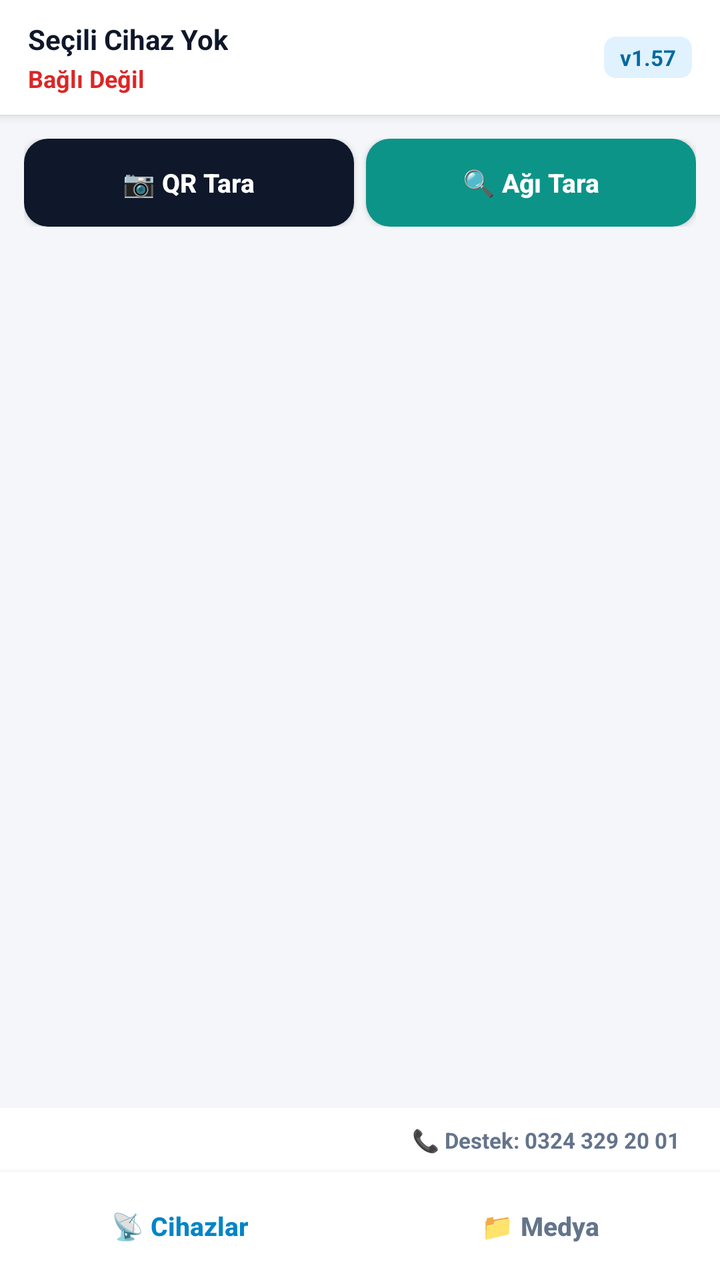
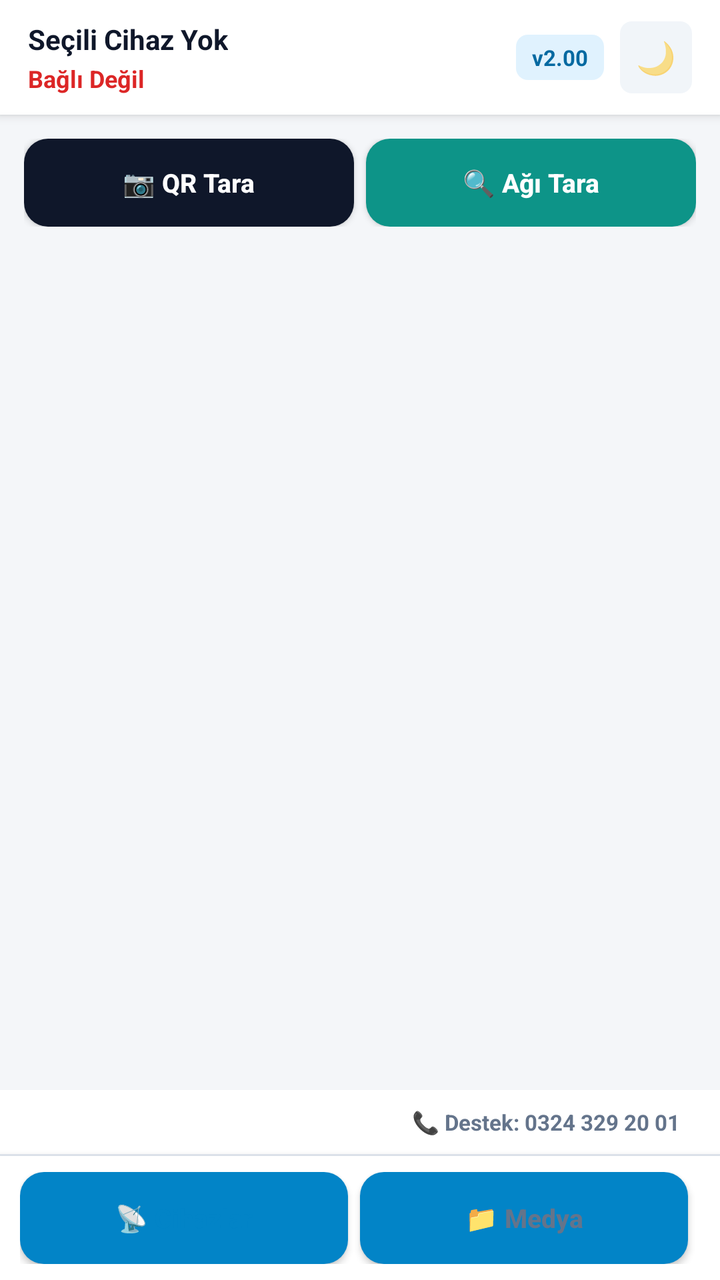

An Android layout rendered at two revisions. The XML below is the earlier revision; the diff shows what the commit changed to produce the second picture.
<!-- AndroidManifest.xml: application theme Theme.AppCompat.Light.DarkActionBar -->
<!-- res/layout/activity_main.xml -->
<?xml version="1.0" encoding="utf-8"?>
<LinearLayout xmlns:android="http://schemas.android.com/apk/res/android"
    android:layout_width="match_parent"
    android:layout_height="match_parent"
    android:background="#F4F6F9"
    android:orientation="vertical">

    
    <LinearLayout
        android:layout_width="match_parent"
        android:layout_height="wrap_content"
        android:background="#FFFFFF"
        android:elevation="3dp"
        android:gravity="center_vertical"
        android:orientation="horizontal"
        android:paddingHorizontal="14dp"
        android:paddingVertical="10dp">

        <LinearLayout
            android:layout_width="0dp"
            android:layout_height="wrap_content"
            android:layout_weight="1"
            android:orientation="vertical">

            <TextView
                android:id="@+id/txtActiveDeviceName"
                android:layout_width="wrap_content"
                android:layout_height="wrap_content"
                android:ellipsize="end"
                android:maxLines="1"
                android:text="Seçili Cihaz Yok"
                android:textColor="#0F172A"
                android:textSize="14sp"
                android:textStyle="bold" />

            <TextView
                android:id="@+id/txtConnectionStatus"
                android:layout_width="wrap_content"
                android:layout_height="wrap_content"
                android:layout_marginTop="2dp"
                android:text="Bağlı Değil"
                android:textColor="#DC2626"
                android:textSize="12sp"
                android:textStyle="bold" />
        </LinearLayout>

        <TextView
            android:id="@+id/txtRemoteVersion"
            android:layout_width="wrap_content"
            android:layout_height="wrap_content"
            android:background="@drawable/bg_badge_rounded"
            android:backgroundTint="#E0F2FE"
            android:paddingHorizontal="8dp"
            android:paddingVertical="3dp"
            android:text="v1.57"
            android:textColor="#0369A1"
            android:textSize="11sp"
            android:textStyle="bold" />
    </LinearLayout>

    
    <LinearLayout
        android:id="@+id/panelTabDevices"
        android:layout_width="match_parent"
        android:layout_height="0dp"
        android:layout_weight="1"
        android:orientation="vertical"
        android:padding="12dp">

        <LinearLayout
            android:layout_width="match_parent"
            android:layout_height="wrap_content"
            android:layout_marginBottom="8dp"
            android:orientation="horizontal">

            <Button
                android:id="@+id/btnScanQr"
                android:layout_width="0dp"
                android:layout_height="44dp"
                android:layout_marginEnd="6dp"
                android:layout_weight="1"
                android:background="@drawable/bg_pill_btn"
                android:backgroundTint="#0F172A"
                android:text="📷 QR Tara"
                android:textAllCaps="false"
                android:textColor="#FFFFFF"
                android:textSize="13sp"
                android:textStyle="bold" />

            <Button
                android:id="@+id/btnScanNetwork"
                android:layout_width="0dp"
                android:layout_height="44dp"
                android:layout_weight="1"
                android:background="@drawable/bg_pill_btn"
                android:backgroundTint="#0D9488"
                android:text="🔍 Ağı Tara"
                android:textAllCaps="false"
                android:textColor="#FFFFFF"
                android:textSize="13sp"
                android:textStyle="bold" />
        </LinearLayout>

        <androidx.recyclerview.widget.RecyclerView
            android:id="@+id/rvDevices"
            android:layout_width="match_parent"
            android:layout_height="0dp"
            android:layout_weight="1"
            android:clipToPadding="false"
            android:paddingBottom="8dp" />
    </LinearLayout>

    
    <LinearLayout
        android:id="@+id/panelTabMedia"
        android:layout_width="match_parent"
        android:layout_height="0dp"
        android:layout_weight="1"
        android:orientation="vertical"
        android:padding="12dp"
        android:visibility="gone">

        <Button
            android:id="@+id/btnToggleScreenShare"
            android:layout_width="match_parent"
            android:layout_height="42dp"
            android:layout_marginBottom="6dp"
            android:background="@drawable/bg_pill_btn"
            android:backgroundTint="#7B1FA2"
            android:text="📱 Ekranı Paylaş"
            android:textAllCaps="false"
            android:textColor="#FFFFFF"
            android:textSize="13sp"
            android:textStyle="bold" />

        <ProgressBar
            android:id="@+id/uploadProgressBar"
            style="?android:attr/progressBarStyleHorizontal"
            android:layout_width="match_parent"
            android:layout_height="8dp"
            android:layout_marginBottom="6dp"
            android:max="100"
            android:progressTint="#16A34A"
            android:visibility="gone" />

        
        <LinearLayout
            android:layout_width="match_parent"
            android:layout_height="wrap_content"
            android:orientation="horizontal"
            android:visibility="gone">

            <EditText
                android:id="@+id/edtDuration"
                android:layout_width="0dp"
                android:layout_height="wrap_content"
                android:layout_weight="1"
                android:inputType="number"
                android:text="10" />

            <EditText
                android:id="@+id/edtWaitAfter"
                android:layout_width="0dp"
                android:layout_height="wrap_content"
                android:layout_weight="1"
                android:inputType="number"
                android:text="0" />

            <Spinner
                android:id="@+id/spinnerAnim"
                android:layout_width="0dp"
                android:layout_height="wrap_content"
                android:layout_weight="1" />
        </LinearLayout>

        <Button
            android:id="@+id/btnPickMedia"
            android:layout_width="match_parent"
            android:layout_height="44dp"
            android:background="@drawable/bg_pill_btn"
            android:backgroundTint="#0284C7"
            android:text="📁 Medya"
            android:textAllCaps="false"
            android:textColor="#FFFFFF"
            android:textStyle="bold" />

        <androidx.recyclerview.widget.RecyclerView
            android:id="@+id/recyclerViewPlaylist"
            android:layout_width="match_parent"
            android:layout_height="0dp"
            android:layout_marginTop="8dp"
            android:layout_weight="1"
            android:clipToPadding="false"
            android:paddingBottom="8dp" />
    </LinearLayout>

    
    <LinearLayout
        android:layout_width="match_parent"
        android:layout_height="wrap_content"
        android:background="#FFFFFF"
        android:gravity="center_vertical"
        android:orientation="horizontal"
        android:paddingHorizontal="14dp"
        android:paddingVertical="4dp">

        <ImageView
            android:id="@+id/imgFooterLogo"
            android:layout_width="86dp"
            android:layout_height="24dp"
            android:contentDescription="Logo"
            android:scaleType="fitStart" />

        <View
            android:layout_width="0dp"
            android:layout_height="1dp"
            android:layout_weight="1" />

        <TextView
            android:id="@+id/btnSupportCall"
            android:layout_width="wrap_content"
            android:layout_height="wrap_content"
            android:paddingHorizontal="6dp"
            android:paddingVertical="4dp"
            android:text="📞 Destek: 0324 329 20 01"
            android:textColor="#64748B"
            android:textSize="11sp"
            android:textStyle="bold" />
    </LinearLayout>

    
    <LinearLayout
        android:layout_width="match_parent"
        android:layout_height="54dp"
        android:background="#FFFFFF"
        android:elevation="6dp"
        android:orientation="horizontal">

        <Button
            android:id="@+id/tabDevices"
            android:layout_width="0dp"
            android:layout_height="match_parent"
            android:layout_weight="1"
            android:background="?android:attr/selectableItemBackground"
            android:text="📡 Cihazlar"
            android:textAllCaps="false"
            android:textColor="#0284C7"
            android:textSize="13sp"
            android:textStyle="bold" />

        <Button
            android:id="@+id/tabMedia"
            android:layout_width="0dp"
            android:layout_height="match_parent"
            android:layout_weight="1"
            android:background="?android:attr/selectableItemBackground"
            android:text="📁 Medya"
            android:textAllCaps="false"
            android:textColor="#64748B"
            android:textSize="13sp"
            android:textStyle="bold" />
    </LinearLayout>

</LinearLayout>
<!-- resources referenced by this layout -->
<resources>
  <!-- drawable bg_badge_rounded (drawable) -->
  <?xml version="1.0" encoding="utf-8"?>
  <shape xmlns:android="http://schemas.android.com/apk/res/android"
      android:shape="rectangle">
      <solid android:color="#16A34A" />
      <corners android:radius="6dp" />
  </shape>
  <!-- drawable bg_pill_btn (drawable) -->
  <?xml version="1.0" encoding="utf-8"?>
  <shape xmlns:android="http://schemas.android.com/apk/res/android"
      android:shape="rectangle">
      <solid android:color="#0284C7" />
      <corners android:radius="12dp" />
  </shape>
</resources>

<!-- the commit's change to res/layout/activity_main.xml (unified diff, before → after) -->
@@ -1,5 +1,6 @@
 <?xml version="1.0" encoding="utf-8"?>
 <LinearLayout xmlns:android="http://schemas.android.com/apk/res/android"
+    android:id="@+id/rootLayout"
     android:layout_width="match_parent"
     android:layout_height="match_parent"
     android:background="#F4F6F9"
@@ -7,6 +8,7 @@
 
     
     <LinearLayout
+        android:id="@+id/topHeaderBar"
         android:layout_width="match_parent"
         android:layout_height="wrap_content"
         android:background="#FFFFFF"
@@ -48,14 +50,27 @@
             android:id="@+id/txtRemoteVersion"
             android:layout_width="wrap_content"
             android:layout_height="wrap_content"
+            android:layout_marginEnd="8dp"
             android:background="@drawable/bg_badge_rounded"
             android:backgroundTint="#E0F2FE"
             android:paddingHorizontal="8dp"
-            android:paddingVertical="3dp"
-            android:text="v1.57"
+            android:paddingVertical="4dp"
+            android:text="v2.00"
             android:textColor="#0369A1"
             android:textSize="11sp"
             android:textStyle="bold" />
+
+        <TextView
+            android:id="@+id/btnThemeToggle"
+            android:layout_width="36dp"
+            android:layout_height="36dp"
+            android:background="@drawable/bg_badge_rounded"
+            android:backgroundTint="#F1F5F9"
+            android:clickable="true"
+            android:focusable="true"
+            android:gravity="center"
+            android:text="🌙"
+            android:textSize="16sp" />
     </LinearLayout>
 
     
@@ -143,7 +158,6 @@
             android:progressTint="#16A34A"
             android:visibility="gone" />
 
-        
         <LinearLayout
             android:layout_width="match_parent"
             android:layout_height="wrap_content"
@@ -196,18 +210,19 @@
 
     
     <LinearLayout
+        android:id="@+id/footerBar"
         android:layout_width="match_parent"
         android:layout_height="wrap_content"
         android:background="#FFFFFF"
         android:gravity="center_vertical"
         android:orientation="horizontal"
         android:paddingHorizontal="14dp"
-        android:paddingVertical="4dp">
+        android:paddingVertical="5dp">
 
         <ImageView
             android:id="@+id/imgFooterLogo"
             android:layout_width="86dp"
-            android:layout_height="24dp"
+            android:layout_height="22dp"
             android:contentDescription="Logo"
             android:scaleType="fitStart" />
 
@@ -221,27 +236,38 @@
             android:layout_width="wrap_content"
             android:layout_height="wrap_content"
             android:paddingHorizontal="6dp"
-            android:paddingVertical="4dp"
+            android:paddingVertical="3dp"
             android:text="📞 Destek: 0324 329 20 01"
             android:textColor="#64748B"
             android:textSize="11sp"
             android:textStyle="bold" />
     </LinearLayout>
 
-    
-    <LinearLayout
-        android:layout_width="match_parent"
-        android:layout_height="54dp"
+    <View
+        android:id="@+id/bottomNavDivider"
+        android:layout_width="match_parent"
+        android:layout_height="1dp"
+        android:background="#E2E8F0" />
+
+    
+    <LinearLayout
+        android:id="@+id/bottomNavBar"
+        android:layout_width="match_parent"
+        android:layout_height="62dp"
         android:background="#FFFFFF"
-        android:elevation="6dp"
-        android:orientation="horizontal">
+        android:elevation="8dp"
+        android:gravity="center_vertical"
+        android:orientation="horizontal"
+        android:paddingHorizontal="10dp"
+        android:paddingVertical="8dp">
 
         <Button
             android:id="@+id/tabDevices"
             android:layout_width="0dp"
             android:layout_height="match_parent"
-            android:layout_weight="1"
-            android:background="?android:attr/selectableItemBackground"
+            android:layout_marginEnd="6dp"
+            android:layout_weight="1"
+            android:background="@drawable/bg_pill_btn"
             android:text="📡 Cihazlar"
             android:textAllCaps="false"
             android:textColor="#0284C7"
@@ -252,8 +278,9 @@
             android:id="@+id/tabMedia"
             android:layout_width="0dp"
             android:layout_height="match_parent"
-            android:layout_weight="1"
-            android:background="?android:attr/selectableItemBackground"
+            android:layout_marginEnd="6dp"
+            android:layout_weight="1"
+            android:background="@drawable/bg_pill_btn"
             android:text="📁 Medya"
             android:textAllCaps="false"
             android:textColor="#64748B"
